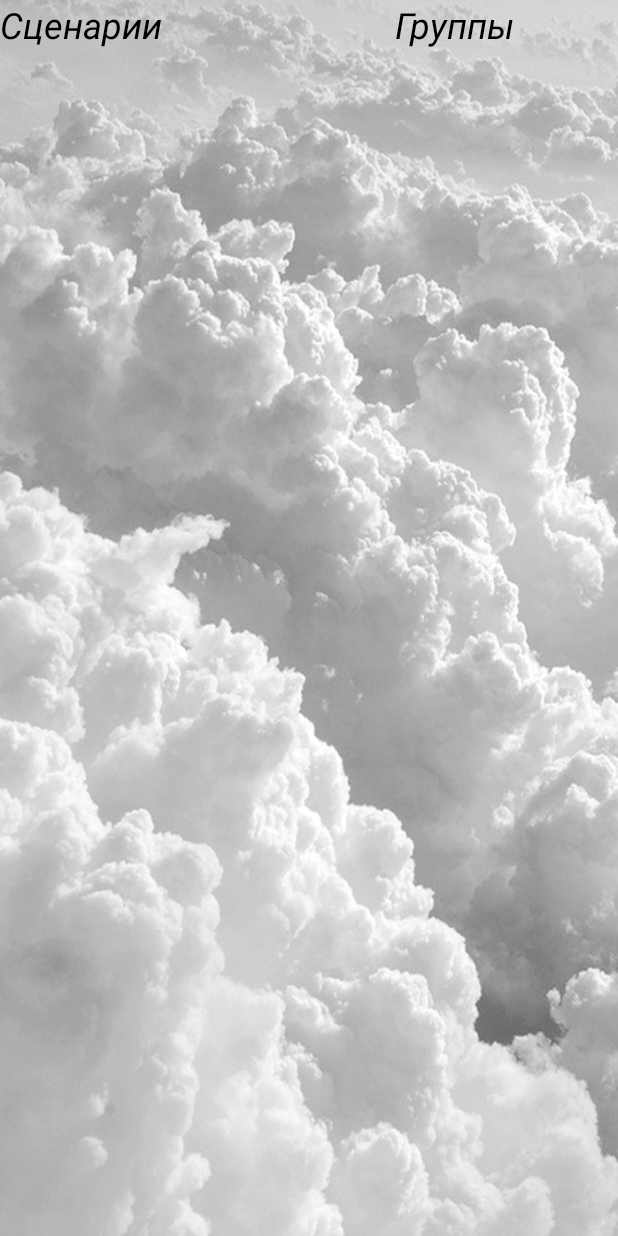
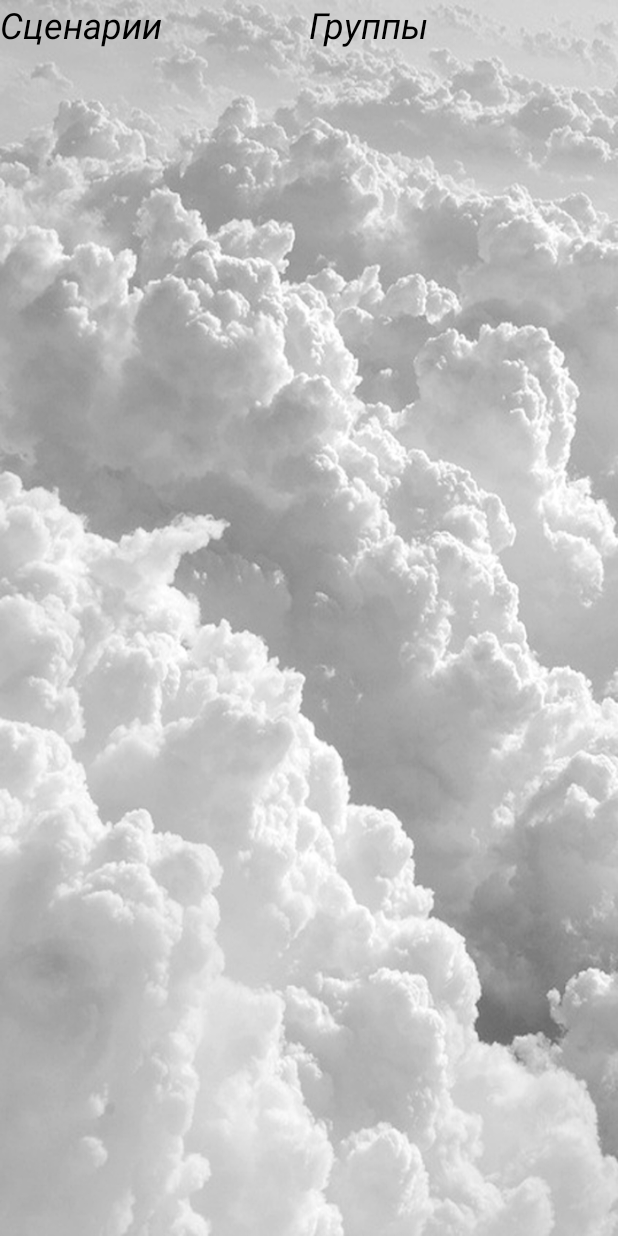
Before and after one commit to Kw0rker/Smart_Light_app, an Android app: the Scenarios screen opened directly, with no data from a screen before it, on a phone screen of 412 x 824 dp. Run offline under Robolectric (Android 15) with nearby library versions, the phone set to English and light mode, and no system bars.

Commit message:
релиз версия(1.0)

```diff
--- a/app/src/main/java/com/example/student/smartlighttest1/Scenarios.java
+++ b/app/src/main/java/com/example/student/smartlighttest1/Scenarios.java
@@ -1,11 +1,13 @@
 package com.example.student.smartlighttest1;
 
+import android.graphics.Color;
 import android.os.Bundle;
 import android.support.v4.app.FragmentActivity;
 import android.util.Log;
 import android.view.View;
 import android.view.ViewGroup;
 import android.widget.Button;
+import android.widget.LinearLayout;
 import android.widget.TableLayout;
 
 import java.io.BufferedReader;
@@ -14,15 +16,17 @@ import java.util.Arrays;
 
 public class Scenarios extends FragmentActivity {
     String Name;
-    TableLayout layout1;
+    LinearLayout layout1;
+    LinearLayout layout;
     static  BufferedReader br;
     @Override
     protected void onCreate(Bundle savedInstanceState) {
         super.onCreate(savedInstanceState);
         setContentView(R.layout.activity_lamps);
-        layout1= new TableLayout(this); layout1.findViewById(R.id.box);
+        layout1=(LinearLayout) findViewById(R.id.box);
         layout1.setOrientation(TableLayout.VERTICAL);
-
+        layout=(LinearLayout) findViewById(R.id.groups);
+        layout.setOrientation(TableLayout.VERTICAL);
     }
 
 
@@ -56,6 +60,44 @@ public class Scenarios extends FragmentActivity {
                 });
             }
         }catch (Exception e){}
+        try{ br = new BufferedReader(new InputStreamReader(MainActivity.activity.openFileInput("groups.txt")));}
+        catch (Exception e){Log.e("Write",e.getMessage());}
+
+
+        // читаем содержимое
+        int ID=0;
+        try{
+            while ((str = br.readLine()) != null) {
+                Button button =new Button(this);
+                TableLayout.LayoutParams params=new TableLayout.LayoutParams(ViewGroup.LayoutParams.WRAP_CONTENT,ViewGroup.LayoutParams.MATCH_PARENT);
+                final String mes;
+                if (ID<=9)mes="00"+ID;
+                    else if (ID>9&&ID<=99)mes="0"+ID;
+                        else mes=""+ID;
+                button.setId(ID++);
+                final int id_=button.getId();
+                button.findViewById(id_);
+                MainActivity.selected.remove(mes);
+                layout.addView(button);
+                button.setText(str);
+                button.setOnClickListener(new View.OnClickListener() {
+                    @Override
+                    public void onClick(View v) {
+                       if(!MainActivity.selected.contains(mes))MainActivity.selected.add(mes);
+                       v.setBackgroundColor(Color.BLUE);
+                    }
+                });
+                button.setOnLongClickListener(new View.OnLongClickListener() {
+                    @Override
+                    public boolean onLongClick(View v) {
+                        MainActivity.vibrate(500);
+                        v.setBackgroundColor(Color.TRANSPARENT);
+                        MainActivity.selected.remove(mes);
+                        return false;
+                    }
+                });
+            }
+        }catch (Exception e){}
     }
 
 
--- a/app/src/main/java/com/example/student/smartlighttest1/udp.java
+++ b/app/src/main/java/com/example/student/smartlighttest1/udp.java
@@ -31,7 +31,7 @@ public class udp
         catch (IOException e){Log.e("udp",e.getMessage());}
 
         try {
-            serverAddr = InetAddress.getByName("192.168.0.207");
+            serverAddr = InetAddress.getByName("10.17.123.249");
         } catch (IOException e) {
             Log.e("udp",e.getMessage());
         }
--- a/app/src/main/res/layout/activity_lamps.xml
+++ b/app/src/main/res/layout/activity_lamps.xml
@@ -1,94 +1,64 @@
 <?xml version="1.0" encoding="utf-8"?>
-<android.support.constraint.ConstraintLayout xmlns:android="http://schemas.android.com/apk/res/android"
-    xmlns:app="http://schemas.android.com/apk/res-auto"
+<LinearLayout xmlns:android="http://schemas.android.com/apk/res/android"
     xmlns:tools="http://schemas.android.com/tools"
     android:id="@+id/f"
     android:layout_width="match_parent"
     android:layout_height="match_parent"
+    android:weightSum="2"
     android:background="@drawable/main_background"
     android:scrollbars="vertical"
     tools:context=".Scenarios">
 
 
+    <ScrollView
+        android:layout_width="0dp"
+        android:layout_height="match_parent"
+        android:layout_weight="1"
+        android:fillViewport="true">
+
+        <LinearLayout
+            android:id="@+id/box"
+            android:layout_width="match_parent"
+            android:layout_height="wrap_content"
+            android:orientation="vertical">
+
             <TextView
                 android:id="@+id/SCEN"
-        android:layout_width="0dp"
-        android:layout_height="38dp"
+                android:layout_width="wrap_content"
+                android:layout_height="wrap_content"
+                android:layout_weight="0"
+                android:gravity="center"
                 android:text="@string/Сценарии"
                 android:textColor="@android:color/black"
                 android:textSize="24sp"
-        android:textStyle="italic"
-        app:layout_constraintBaseline_toBaselineOf="@+id/GROUPS"
-        app:layout_constraintEnd_toStartOf="@+id/GROUPS"
-        app:layout_constraintStart_toStartOf="parent" />
+                android:textStyle="italic" />
+        </LinearLayout>
+    </ScrollView>
 
+    <ScrollView
+        android:layout_width="0dp"
+        android:layout_height="match_parent"
+        android:layout_weight="1"
+        android:fillViewport="true">
+
+        <LinearLayout
+            android:id="@+id/groups"
+            android:layout_width="match_parent"
+            android:layout_height="wrap_content"
+            android:orientation="vertical">
 
             <TextView
                 android:id="@+id/GROUPS"
-        android:layout_width="0dp"
-        android:layout_height="0dp"
+                android:layout_width="wrap_content"
+                android:layout_height="wrap_content"
                 android:layout_marginEnd="3dp"
                 android:layout_marginRight="3dp"
-        android:text="          Группы"
+                android:text="Группы"
                 android:textColor="@android:color/background_dark"
                 android:textSize="24sp"
-        android:textStyle="italic"
-        app:layout_constraintBottom_toBottomOf="parent"
-        app:layout_constraintEnd_toEndOf="parent"
-        app:layout_constraintStart_toEndOf="@+id/sukc"
-        app:layout_constraintTop_toTopOf="parent" />
-
-    <LinearLayout
-        android:id="@+id/sukc"
-        android:layout_width="0dp"
-        android:layout_height="694dp"
-        android:layout_marginEnd="5dp"
-        android:layout_marginRight="5dp"
-        android:layout_marginBottom="3dp"
-        android:orientation="vertical"
-        app:layout_constraintBottom_toBottomOf="@+id/GROUPS"
-        app:layout_constraintEnd_toStartOf="@+id/fores"
-        app:layout_constraintStart_toStartOf="parent">
-
-        <TableLayout
-            android:id="@+id/box"
-            android:layout_width="match_parent"
-            android:layout_height="match_parent" />
+                android:textStyle="italic" />
         </LinearLayout>
-
-    <LinearLayout
-        android:id="@+id/fores"
-        android:layout_width="0dp"
-        android:layout_height="0dp"
-        android:layout_marginTop="2dp"
-        android:layout_marginBottom="3dp"
-        android:orientation="vertical"
-        app:layout_constraintBottom_toBottomOf="parent"
-        app:layout_constraintEnd_toEndOf="parent"
-        app:layout_constraintStart_toEndOf="@+id/sukc"
-        app:layout_constraintTop_toBottomOf="@+id/SCEN">
-
-        <TableLayout
-            android:layout_width="match_parent"
-            android:layout_height="match_parent">
-
-            <TableRow
-                android:layout_width="match_parent"
-                android:layout_height="match_parent" />
-
-            <TableRow
-                android:layout_width="match_parent"
-                android:layout_height="match_parent" />
-
-            <TableRow
-                android:layout_width="match_parent"
-                android:layout_height="match_parent" />
-
-            <TableRow
-                android:layout_width="match_parent"
-                android:layout_height="match_parent" />
-        </TableLayout>
-    </LinearLayout>
+    </ScrollView>
 
 
-</android.support.constraint.ConstraintLayout>
+</LinearLayout>
```
Also changed, not shown: app/src/main/AndroidManifest.xml (+13 -9 lines), app/src/main/java/com/example/student/smartlighttest1/MainActivity.java (+19 -3 lines), app/src/main/java/com/example/student/smartlighttest1/lamp.java (+4 -21 lines), app/src/main/res/layout/activity_main.xml (+22 -30 lines), app/src/main/res/drawable/background.jpg, app/src/main/res/drawable/lamp_off.png, app/src/main/res/drawable/lamp_on.png, app/src/main/res/drawable/lamp_on_s.png, 71 other files. Lines whose indentation alone changed are shown as unchanged.
